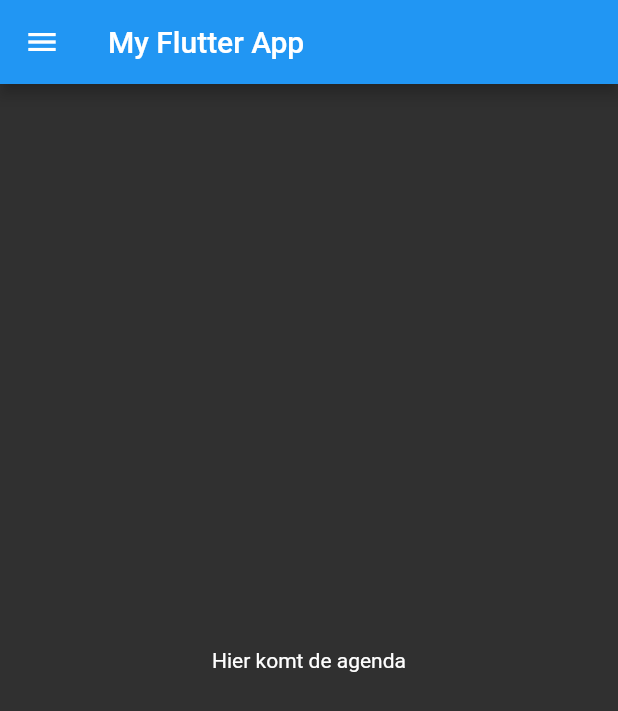
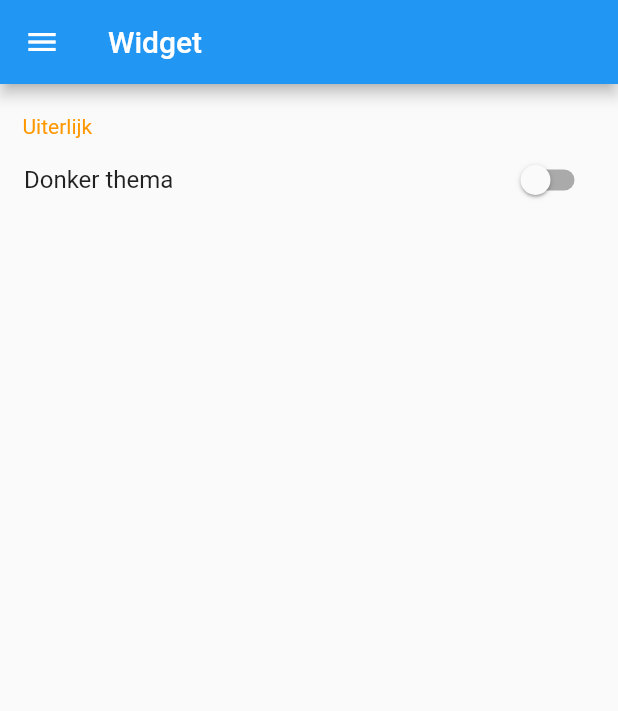
Before and after one commit to Argo-Client/App, a Flutter app: the screen it shows after launch, in the side drawer, after a tap on "Instellingen", on a phone screen of 412 x 824 dp. Shown: the top 711 px of the screen. Run offline on Flutter 3.47's test engine with Material 2 defaults, Android fonts, the phone set to English and light mode, and no system bars; our stand-ins replace dynamic_theme, intro_slider, shared_preferences; missing offline and left inert: flutter_appauth.

Commit message:
Settings tab, working darkmode switch

```diff
--- a/lib/main.dart
+++ b/lib/main.dart
@@ -7,6 +7,9 @@ import 'package:intro_slider/intro_slider.dart';
 import 'package:intro_slider/slide_object.dart';
 import 'package:flutter_appauth/flutter_appauth.dart';
 import 'package:shared_preferences/shared_preferences.dart';
+import 'package:dynamic_theme/dynamic_theme.dart';
+// import 'src/introduction/login.dart';
+part 'src/tabs/Instellingen.dart';
 part 'src/introduction/slides.dart';
 part 'src/tabs/home.dart';
 part 'src/tabs/Agenda.dart';
@@ -17,14 +20,20 @@ void main() => runApp(App());
 class App extends StatelessWidget {
   @override
   Widget build(BuildContext context) {
-    return MaterialApp(
-      title: 'Magistex',
-      theme: ThemeData(
-          primaryColor: Colors.blue,
-          accentColor: Colors.blue,
-          brightness: Brightness.dark),
-      home: Home(),
-    );
+    return new DynamicTheme(
+        defaultBrightness: Brightness.light,
+        data: (brightness) => new ThemeData(
+              primaryColor: Colors.blue,
+              accentColor: Colors.blue,
+              brightness: brightness,
+            ),
+        themedWidgetBuilder: (context, theme) {
+          return MaterialApp(
+            title: 'Magistex',
+            theme: theme,
+            home: Home(),
+          );
+        });
   }
 }
 
--- /dev/null
+++ b/lib/src/tabs/Instellingen.dart
@@ -0,0 +1,37 @@
+part of main;
+
+class Instellingen extends StatefulWidget {
+  static const title = 'Settings';
+  static const androidIcon = Icon(Icons.settings);
+
+  @override
+  _SettingsTabState createState() => _SettingsTabState();
+}
+
+class _SettingsTabState extends State<Instellingen> {
+  Widget build(BuildContext context) {
+    var darkThemeOpt = Theme.of(context).brightness == Brightness.dark;
+    return ListView(
+      children: [
+        Padding(
+          padding: EdgeInsets.only(left: 15, top: 20),
+          child: Text(
+            "Uiterlijk",
+            style: TextStyle(color: Colors.orange),
+          ),
+        ),
+        ListTile(
+          title: Text('Donker thema'),
+          // The Material switch has a platform adaptive constructor.
+          trailing: Switch.adaptive(
+            value: darkThemeOpt,
+            onChanged: (value) {
+              setState(() => darkThemeOpt = value);
+              DynamicTheme.of(context).setBrightness(value ? Brightness.dark : Brightness.light);
+            },
+          ),
+        ),
+      ],
+    );
+  }
+}
--- a/lib/src/tabs/home.dart
+++ b/lib/src/tabs/home.dart
@@ -9,6 +9,7 @@ class _Home extends State<Home> {
     // Huiswerk(),
     // Afwezigheid(),
     Cijfers(),
+    Instellingen(),
     // Berichten(),
   ];
 
@@ -36,7 +37,7 @@ class _Home extends State<Home> {
 
     return Scaffold(
       appBar: AppBar(
-        title: Text('My Flutter App'),
+        title: Text('${_children[_currentIndex]}'),
       ),
       drawer: Drawer(
         child: ListView(
@@ -129,14 +130,14 @@ class _Home extends State<Home> {
               leading: Icon(Icons.settings),
               title: Text('Instellingen'),
               onTap: () {
-                Navigator.pop(context);
+                changeIndex(2);
               },
             ),
             ListTile(
               leading: Icon(Icons.input),
               title: Text('Open Introductie'),
               onTap: () {
-                // Navigator.push(Introduction());
+                Navigator.of(context).pushReplacement(new MaterialPageRoute(builder: (context) => new Introduction()));
               },
             )
           ],
--- a/pubspec.yaml
+++ b/pubspec.yaml
@@ -33,6 +33,7 @@ dependencies:
   flutter_appauth: ^0.9.2+3
   intro_slider: ^2.3.1
   provider: ^4.3.2+1
+  dynamic_theme: ^1.0.1
 
 dev_dependencies:
   flutter_test:
```
Also changed, not shown: lib/src/introduction/login.dart (added, +93 -0 lines), lib/src/introduction/slides.dart (+4 -8 lines), pubspec.lock, 2 other files.
